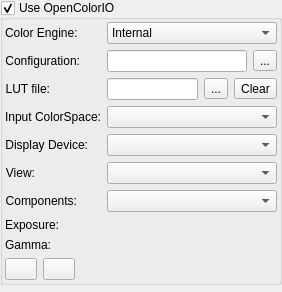
Before: the Qt Designer form krita/plugins/extensions/dockers/lut/wdglut.ui in KDE/krita, drawn with Qt 5.
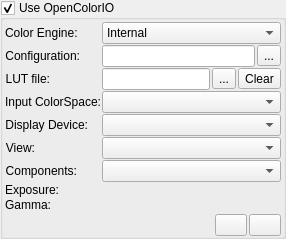
After: the same form once the commit is applied. Custom widgets are drawn as their Qt base class.

Patch:
```diff
--- a/krita/plugins/extensions/dockers/lut/wdglut.ui
+++ b/krita/plugins/extensions/dockers/lut/wdglut.ui
@@ -2,16 +2,20 @@
 <ui version="4.0">
  <class>WdgLut</class>
  <widget class="QWidget" name="WdgLut">
-  <property name="geometry">
-   <rect>
-    <x>0</x>
-    <y>0</y>
-    <width>282</width>
-    <height>292</height>
-   </rect>
-  </property>
-  <layout class="QVBoxLayout" name="verticalLayout_2">
-   <property name="margin">
+  <layout class="QVBoxLayout" name="verticalLayout_2" stretch="0,1">
+   <property name="spacing">
+    <number>0</number>
+   </property>
+   <property name="leftMargin">
+    <number>0</number>
+   </property>
+   <property name="topMargin">
+    <number>0</number>
+   </property>
+   <property name="rightMargin">
+    <number>0</number>
+   </property>
+   <property name="bottomMargin">
     <number>0</number>
    </property>
    <item>
@@ -23,11 +27,44 @@
       <bool>true</bool>
      </property>
      <layout class="QVBoxLayout" name="verticalLayout">
-      <property name="margin">
-       <number>2</number>
+      <property name="spacing">
+       <number>0</number>
+      </property>
+      <property name="leftMargin">
+       <number>0</number>
+      </property>
+      <property name="topMargin">
+       <number>0</number>
+      </property>
+      <property name="rightMargin">
+       <number>0</number>
+      </property>
+      <property name="bottomMargin">
+       <number>0</number>
       </property>
       <item>
        <layout class="QFormLayout" name="gridLayout">
+        <property name="labelAlignment">
+         <set>Qt::AlignLeading|Qt::AlignLeft|Qt::AlignVCenter</set>
+        </property>
+        <property name="horizontalSpacing">
+         <number>1</number>
+        </property>
+        <property name="verticalSpacing">
+         <number>1</number>
+        </property>
+        <property name="leftMargin">
+         <number>2</number>
+        </property>
+        <property name="topMargin">
+         <number>2</number>
+        </property>
+        <property name="rightMargin">
+         <number>2</number>
+        </property>
+        <property name="bottomMargin">
+         <number>2</number>
+        </property>
         <item row="5" column="1">
          <widget class="SqueezedComboBox" name="m_cmbView">
           <property name="sizePolicy">
@@ -135,6 +172,9 @@
         </item>
         <item row="1" column="1">
          <layout class="QHBoxLayout" name="horizontalLayout_2">
+          <property name="spacing">
+           <number>2</number>
+          </property>
           <item>
            <widget class="QLineEdit" name="m_txtConfigurationPath">
             <property name="readOnly">
@@ -166,6 +206,9 @@
         </item>
         <item row="2" column="1">
          <layout class="QHBoxLayout" name="horizontalLayout_3">
+          <property name="spacing">
+           <number>2</number>
+          </property>
           <item>
            <widget class="QLineEdit" name="m_txtLut">
             <property name="readOnly">
@@ -270,7 +313,23 @@
        </layout>
       </item>
       <item>
-       <layout class="QHBoxLayout" name="horizontalLayout">
+       <layout class="QHBoxLayout" name="horizontalLayout" stretch="1,0,0">
+        <property name="spacing">
+         <number>2</number>
+        </property>
+        <property name="leftMargin">
+         <number>2</number>
+        </property>
+        <property name="rightMargin">
+         <number>2</number>
+        </property>
+        <item>
+         <spacer name="horizontalSpacer">
+          <property name="orientation">
+           <enum>Qt::Horizontal</enum>
+          </property>
+         </spacer>
+        </item>
         <item>
          <widget class="QPushButton" name="m_btnConvertCurrentColor">
           <property name="maximumSize">
@@ -306,19 +365,6 @@
           </property>
          </widget>
         </item>
-        <item>
-         <spacer name="horizontalSpacer">
-          <property name="orientation">
-           <enum>Qt::Horizontal</enum>
-          </property>
-          <property name="sizeHint" stdset="0">
-           <size>
-            <width>40</width>
-            <height>20</height>
-           </size>
-          </property>
-         </spacer>
-        </item>
        </layout>
       </item>
      </layout>
@@ -331,8 +377,8 @@
      </property>
      <property name="sizeHint" stdset="0">
       <size>
-       <width>20</width>
-       <height>2</height>
+       <width>0</width>
+       <height>0</height>
       </size>
      </property>
     </spacer>
```
Left out of the diff: 2 changed lines with no effect on the pictures.
